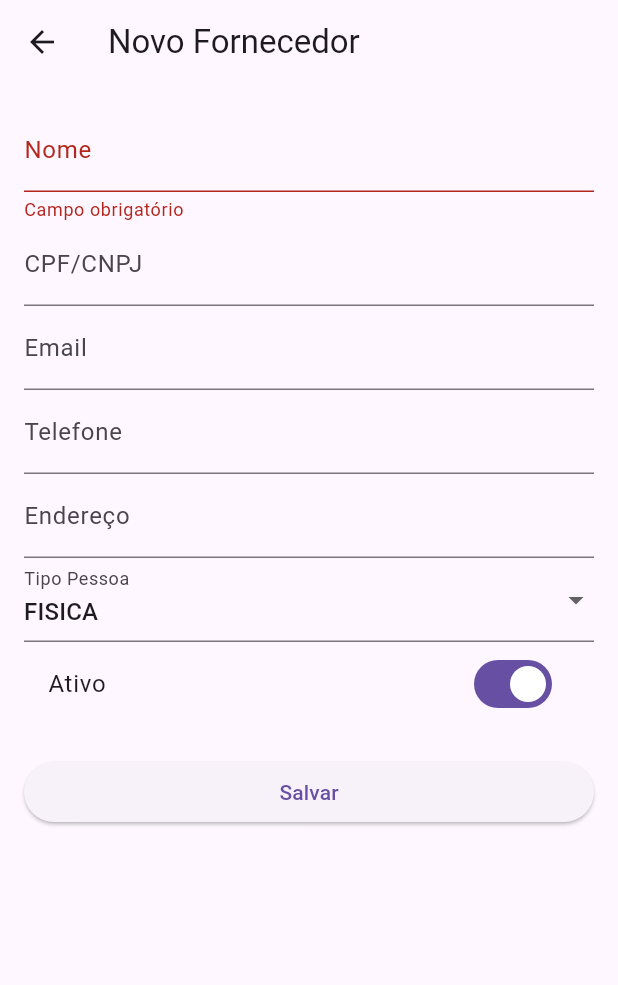
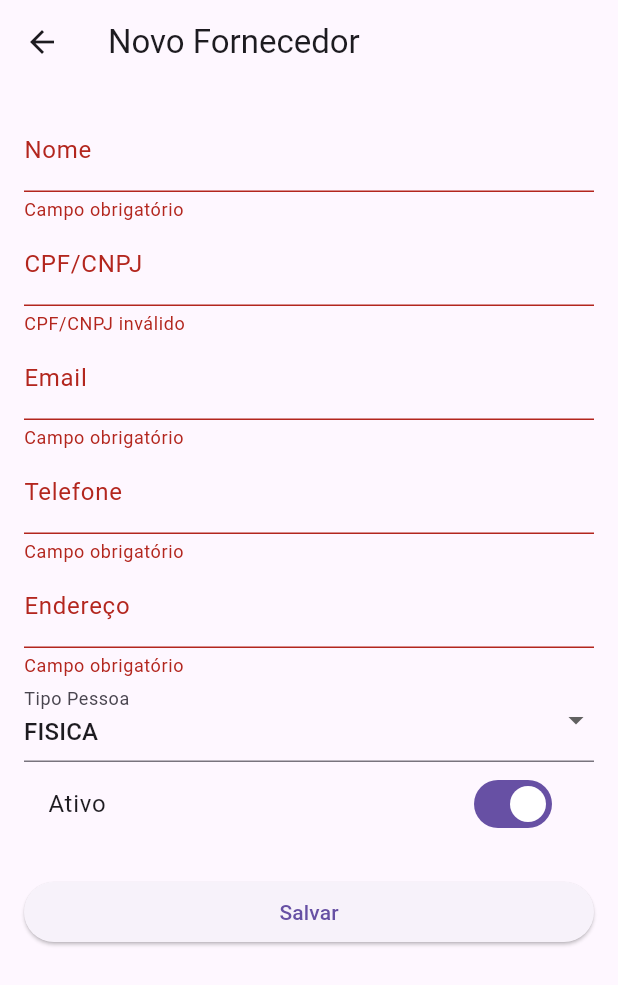
Before and after one commit to jhamiljeferson/catalogoTech, a Flutter app: the FornecedorFormScreen screen opened directly, after a tap on "Salvar", on a phone screen of 412 x 824 dp. Shown: the top 985 px of the screen. Run offline on Flutter 3.47's test engine with Material 3 defaults, Android fonts, the phone set to English and light mode, and no system bars; our stand-ins replace fl_chart, shared_preferences; accounts and stored records are empty.

Commit message:
Atualizações em controllers, serviços e telas

```diff
--- a/pdv/lib/screens/fornecedores/fornecedor_form_screen.dart
+++ b/pdv/lib/screens/fornecedores/fornecedor_form_screen.dart
@@ -27,24 +27,42 @@ class _FornecedorFormScreenState extends State<FornecedorFormScreen> {
 
   final FornecedorService _service = FornecedorService();
 
+  static const String campoObrigatorio = 'Campo obrigatório';
+  static const String erroSalvar = 'Erro ao salvar fornecedor';
+
   @override
   void initState() {
     super.initState();
     if (widget.fornecedor != null) {
-      final f = widget.fornecedor!;
-      _nomeController.text = f.nome;
-      _cpfController.text = f.cpf ?? '';
-      _emailController.text = f.email ?? '';
-      _telefoneController.text = f.telefone ?? '';
-      _enderecoController.text = f.endereco ?? '';
-      _tipoPessoa = f.tipoPessoa;
+      _preencherCampos(widget.fornecedor!);
     }
+  }
+
+  void _preencherCampos(FornecedorDetalhamentoDto fornecedor) {
+    _nomeController.text = fornecedor.nome;
+    _cpfController.text = fornecedor.cpf ?? '';
+    _emailController.text = fornecedor.email ?? '';
+    _telefoneController.text = fornecedor.telefone ?? '';
+    _enderecoController.text = fornecedor.endereco ?? '';
+    _tipoPessoa = fornecedor.tipoPessoa;
   }
 
   void _salvar() async {
     if (_formKey.currentState!.validate()) {
       try {
         if (widget.fornecedor == null) {
+          await _cadastrarFornecedor();
+        } else {
+          await _atualizarFornecedor();
+        }
+        Navigator.pop(context);
+      } catch (_) {
+        _exibirMensagemErro();
+      }
+    }
+  }
+
+  Future<void> _cadastrarFornecedor() async {
     final novo = FornecedorCadastroDto(
       nome: _nomeController.text,
       cpf: _cpfController.text,
@@ -54,7 +72,9 @@ class _FornecedorFormScreenState extends State<FornecedorFormScreen> {
       tipoPessoa: _tipoPessoa,
     );
     await _service.cadastrar(novo);
-        } else {
+  }
+
+  Future<void> _atualizarFornecedor() async {
     final atualizado = FornecedorAtualizacaoDto(
       nome: _nomeController.text,
       email: _emailController.text,
@@ -64,13 +84,21 @@ class _FornecedorFormScreenState extends State<FornecedorFormScreen> {
     await _service.atualizar(widget.fornecedor!.id, atualizado);
   }
 
-        Navigator.pop(context);
-      } catch (_) {
+  void _exibirMensagemErro() {
     ScaffoldMessenger.of(
       context,
-        ).showSnackBar(SnackBar(content: Text('Erro ao salvar fornecedor')));
+    ).showSnackBar(SnackBar(content: Text(erroSalvar)));
   }
+
+  String? _validarCampoObrigatorio(String? value) {
+    return (value == null || value.isEmpty) ? campoObrigatorio : null;
   }
+
+  String? _validarCpfCnpj(String? value) {
+    final regexCpfCnpj = RegExp(r'^\d{11}$|^\d{14}$');
+    return (value != null && !regexCpfCnpj.hasMatch(value))
+        ? 'CPF/CNPJ inválido'
+        : null;
   }
 
   @override
@@ -87,54 +115,71 @@ class _FornecedorFormScreenState extends State<FornecedorFormScreen> {
           key: _formKey,
           child: ListView(
             children: [
-              TextFormField(
-                controller: _nomeController,
-                decoration: InputDecoration(labelText: 'Nome'),
-                validator:
-                    (value) =>
-                        value == null || value.isEmpty
-                            ? 'Campo obrigatório'
-                            : null,
+              _buildTextFormField(
+                _nomeController,
+                'Nome',
+                _validarCampoObrigatorio,
               ),
-              TextFormField(
-                controller: _cpfController,
-                decoration: InputDecoration(labelText: 'CPF/CNPJ'),
+              _buildTextFormField(_cpfController, 'CPF/CNPJ', _validarCpfCnpj),
+              _buildTextFormField(
+                _emailController,
+                'Email',
+                _validarCampoObrigatorio,
               ),
-              TextFormField(
-                controller: _emailController,
-                decoration: InputDecoration(labelText: 'Email'),
+              _buildTextFormField(
+                _telefoneController,
+                'Telefone',
+                _validarCampoObrigatorio,
               ),
-              TextFormField(
-                controller: _telefoneController,
-                decoration: InputDecoration(labelText: 'Telefone'),
+              _buildTextFormField(
+                _enderecoController,
+                'Endereço',
+                _validarCampoObrigatorio,
               ),
-              TextFormField(
-                controller: _enderecoController,
-                decoration: InputDecoration(labelText: 'Endereço'),
-              ),
-              DropdownButtonFormField<TipoPessoa>(
-                value: _tipoPessoa,
-                items:
-                    TipoPessoa.values
-                        .map(
-                          (e) =>
-                              DropdownMenuItem(value: e, child: Text(e.name)),
-                        )
-                        .toList(),
-                onChanged: (val) => setState(() => _tipoPessoa = val!),
-                decoration: InputDecoration(labelText: 'Tipo Pessoa'),
-              ),
-              SwitchListTile(
-                title: Text('Ativo'),
-                value: _ativo,
-                onChanged: (val) => setState(() => _ativo = val),
-              ),
-              SizedBox(height: 20),
-              ElevatedButton(onPressed: _salvar, child: Text('Salvar')),
+              _buildDropdownTipoPessoa(),
+              _buildSwitchAtivo(),
+              const SizedBox(height: 20),
+              _buildSalvarButton(),
             ],
           ),
         ),
       ),
     );
   }
+
+  Widget _buildTextFormField(
+    TextEditingController controller,
+    String label,
+    String? Function(String?)? validator,
+  ) {
+    return TextFormField(
+      controller: controller,
+      decoration: InputDecoration(labelText: label),
+      validator: validator,
+    );
   }
+
+  Widget _buildDropdownTipoPessoa() {
+    return DropdownButtonFormField<TipoPessoa>(
+      value: _tipoPessoa,
+      items:
+          TipoPessoa.values
+              .map((e) => DropdownMenuItem(value: e, child: Text(e.name)))
+              .toList(),
+      onChanged: (val) => setState(() => _tipoPessoa = val!),
+      decoration: const InputDecoration(labelText: 'Tipo Pessoa'),
+    );
+  }
+
+  Widget _buildSwitchAtivo() {
+    return SwitchListTile(
+      title: const Text('Ativo'),
+      value: _ativo,
+      onChanged: (val) => setState(() => _ativo = val),
+    );
+  }
+
+  Widget _buildSalvarButton() {
+    return ElevatedButton(onPressed: _salvar, child: const Text('Salvar'));
+  }
+}
```
Also changed, not shown: pdv/lib/main.dart (+12 -5 lines), pdv/lib/screens/categoria/categoria_list_screen.dart (+6 -3 lines), pdv/lib/screens/dashboard_screen.dart (+8 -1 lines), pdv/lib/screens/fornecedores/fornecedor_list_screen.dart (+6 -3 lines), pdv/lib/screens/login_screen.dart (+6 -1 lines), pdv/lib/services/auth_service.dart (+24 -6 lines), pdv/lib/services/categoria_service.dart (+51 -25 lines), pdv/lib/services/fornecedor_service.dart (+57 -6 lines), 1 other file. Lines whose indentation alone changed are shown as unchanged.
